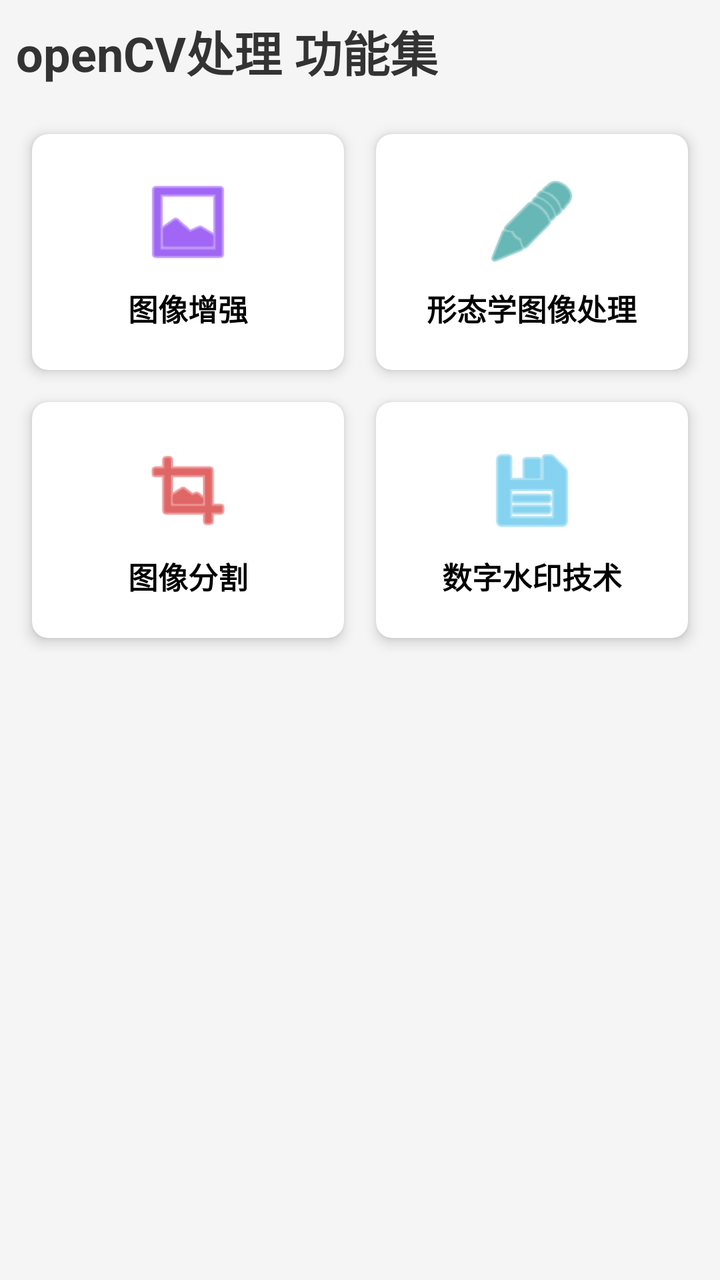
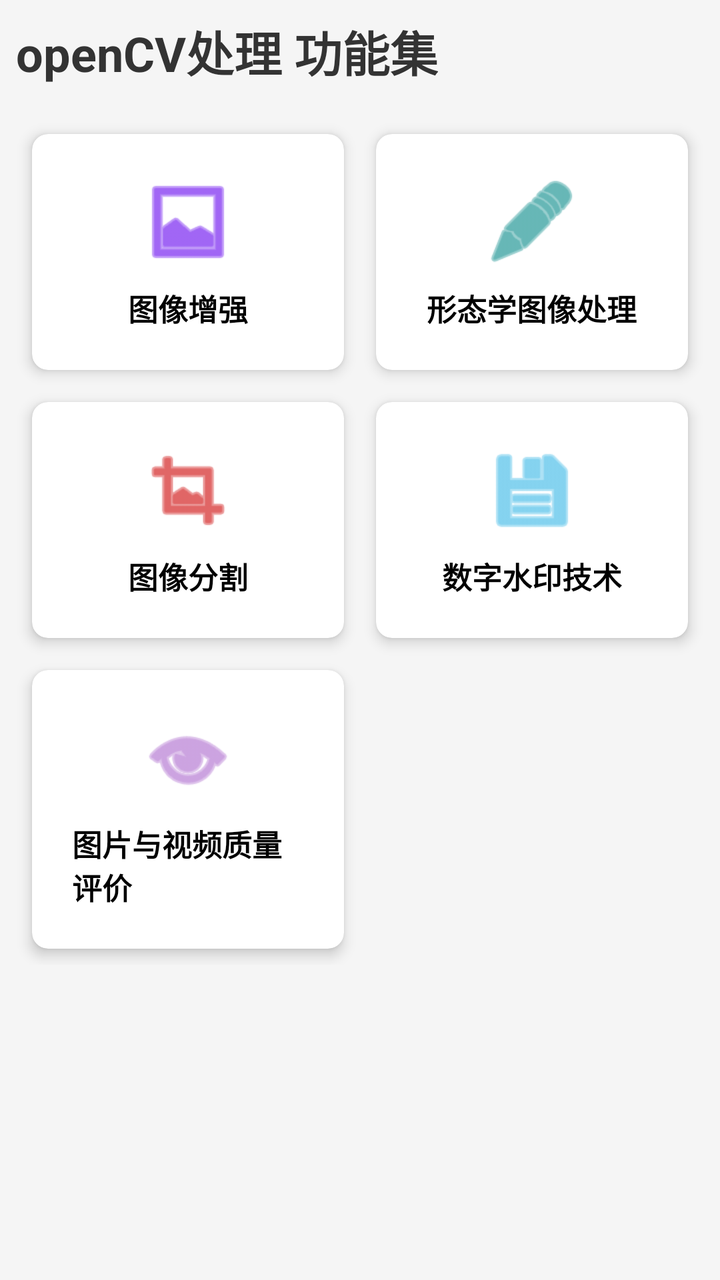

Compare the two renders of this Android layout. The source of the first and the diff that turns it into the second are given below.
<!-- AndroidManifest.xml: application theme Theme.OpencvProcessing -->
<!-- res/layout/fragment_main_layout.xml -->
<?xml version="1.0" encoding="utf-8"?>
<androidx.core.widget.NestedScrollView xmlns:android="http://schemas.android.com/apk/res/android"
    xmlns:app="http://schemas.android.com/apk/res-auto"
    xmlns:tools="http://schemas.android.com/tools"
    android:layout_width="match_parent"
    android:layout_height="match_parent"
    android:background="#F5F5F5">

    <androidx.constraintlayout.widget.ConstraintLayout
        android:layout_width="match_parent"
        android:layout_height="wrap_content"
        android:padding="8dp">

        <TextView
            android:id="@+id/tv_title"
            android:layout_width="wrap_content"
            android:layout_height="wrap_content"
            android:text="@string/main_title"
            android:textColor="#333333"
            android:textSize="24sp"
            android:textStyle="bold"
            app:layout_constraintStart_toStartOf="parent"
            app:layout_constraintTop_toTopOf="parent" />

        <GridLayout
            android:layout_width="match_parent"
            android:layout_height="wrap_content"
            android:layout_marginTop="16dp"
            android:columnCount="2"
            android:alignmentMode="alignMargins"
            android:columnOrderPreserved="false"
            app:layout_constraintTop_toBottomOf="@id/tv_title">

        
        
            <com.google.android.material.card.MaterialCardView
                android:layout_width="0dp"
                android:layout_height="wrap_content"
                android:layout_columnWeight="1"
                android:layout_margin="8dp"
                app:cardCornerRadius="8dp"
                app:cardElevation="4dp">

                <LinearLayout
                    android:id="@+id/btn_image_enhance"
                    android:layout_width="match_parent"
                    android:layout_height="match_parent"
                    android:gravity="center"
                    android:orientation="vertical"
                    android:padding="20dp"
                    android:clickable="true"
                    android:focusable="true"
                    android:background="?attr/selectableItemBackground">

                    <ImageView
                        android:layout_width="48dp"
                        android:layout_height="48dp"
                        android:src="@android:drawable/ic_menu_gallery"
                        android:contentDescription="@string/main_card_enhance_desc"
                        app:tint="@color/purple_500" />

                    <TextView
                        android:layout_width="wrap_content"
                        android:layout_height="wrap_content"
                        android:layout_marginTop="8dp"
                        android:text="@string/main_card_enhance"
                        android:textColor="#000000"
                        android:textSize="15sp"
                        android:textStyle="bold" />
                </LinearLayout>
            </com.google.android.material.card.MaterialCardView>

        
        
            <com.google.android.material.card.MaterialCardView
                android:layout_width="0dp"
                android:layout_height="wrap_content"
                android:layout_columnWeight="1"
                android:layout_margin="8dp"
                app:cardCornerRadius="8dp"
                app:cardElevation="4dp">

                <LinearLayout
                    android:id="@+id/btn_morphology"
                    android:layout_width="match_parent"
                    android:layout_height="match_parent"
                    android:gravity="center"
                    android:orientation="vertical"
                    android:padding="20dp"
                    android:clickable="true"
                    android:focusable="true"
                    android:background="?attr/selectableItemBackground">

                    <ImageView
                        android:layout_width="48dp"
                        android:layout_height="48dp"
                        android:src="@android:drawable/ic_menu_edit"
                        android:contentDescription="@string/main_card_morph_desc"
                        app:tint="@color/teal_700" />

                    <TextView
                        android:layout_width="wrap_content"
                        android:layout_height="wrap_content"
                        android:layout_marginTop="8dp"
                        android:text="@string/main_card_morph"
                        android:textColor="#000000"
                        android:textSize="15sp"
                        android:textStyle="bold" />
                </LinearLayout>
            </com.google.android.material.card.MaterialCardView>

        
        
            <com.google.android.material.card.MaterialCardView
                android:layout_width="0dp"
                android:layout_height="wrap_content"
                android:layout_columnWeight="1"
                android:layout_margin="8dp"
                app:cardCornerRadius="8dp"
                app:cardElevation="4dp">

                <LinearLayout
                    android:id="@+id/btn_segmentation"
                    android:layout_width="match_parent"
                    android:layout_height="match_parent"
                    android:gravity="center"
                    android:orientation="vertical"
                    android:padding="20dp"
                    android:clickable="true"
                    android:focusable="true"
                    android:background="?attr/selectableItemBackground">

                    <ImageView
                        android:layout_width="48dp"
                        android:layout_height="48dp"
                        android:src="@android:drawable/ic_menu_crop"
                        android:contentDescription="@string/main_card_segmentation_desc"
                        app:tint="@android:color/holo_red_dark" />

                    <TextView
                        android:layout_width="wrap_content"
                        android:layout_height="wrap_content"
                        android:layout_marginTop="8dp"
                        android:text="@string/main_card_segmentation"
                        android:textColor="#000000"
                        android:textSize="15sp"
                        android:textStyle="bold" />
                </LinearLayout>
            </com.google.android.material.card.MaterialCardView>

        
        
            <com.google.android.material.card.MaterialCardView
                android:layout_width="0dp"
                android:layout_height="wrap_content"
                android:layout_columnWeight="1"
                android:layout_margin="8dp"
                app:cardCornerRadius="8dp"
                app:cardElevation="4dp">

                <LinearLayout
                    android:id="@+id/btn_watermark"
                    android:layout_width="match_parent"
                    android:layout_height="match_parent"
                    android:gravity="center"
                    android:orientation="vertical"
                    android:padding="20dp"
                    android:clickable="true"
                    android:focusable="true"
                    android:background="?attr/selectableItemBackground">

                    <ImageView
                        android:layout_width="48dp"
                        android:layout_height="48dp"
                        android:src="@android:drawable/ic_menu_save"
                        android:contentDescription="@string/main_card_watermark_desc"
                        app:tint="@android:color/holo_blue_light" />

                    <TextView
                        android:layout_width="wrap_content"
                        android:layout_height="wrap_content"
                        android:layout_marginTop="8dp"
                        android:text="@string/main_card_watermark"
                        android:textColor="#000000"
                        android:textSize="15sp"
                        android:textStyle="bold" />
                </LinearLayout>
            </com.google.android.material.card.MaterialCardView>

        </GridLayout>

    </androidx.constraintlayout.widget.ConstraintLayout>
</androidx.core.widget.NestedScrollView>
<!-- resources referenced by this layout -->
<resources>
  <color name="purple_500">#FF6200EE</color>
  <color name="teal_700">#FF018786</color>
  <string name="main_card_enhance">图像增强</string>
  <string name="main_card_enhance_desc">图像增强</string>
  <string name="main_card_morph">形态学图像处理</string>
  <string name="main_card_morph_desc">形态学图像处理</string>
  <string name="main_card_segmentation">图像分割</string>
  <string name="main_card_segmentation_desc">图像分割</string>
  <string name="main_card_watermark">数字水印技术</string>
  <string name="main_card_watermark_desc">数字水印技术</string>
  <string name="main_title">openCV处理 功能集</string>
  <style name="Theme.OpencvProcessing" parent="Theme.MaterialComponents.DayNight.DarkActionBar">
          
          <item name="colorPrimary">@color/purple_500</item>
          <item name="colorPrimaryVariant">@color/purple_700</item>
          <item name="colorOnPrimary">@color/white</item>
          
          <item name="colorSecondary">@color/teal_200</item>
          <item name="colorSecondaryVariant">@color/teal_700</item>
          <item name="colorOnSecondary">@color/black</item>
          
          <item name="android:statusBarColor">?attr/colorPrimaryVariant</item>
          
      </style>
  <color name="purple_700">#FF3700B3</color>
  <color name="white">#FFFFFFFF</color>
  <color name="teal_200">#FF03DAC5</color>
  <color name="black">#FF000000</color>
</resources>

<!-- the commit's change to res/layout/fragment_main_layout.xml (unified diff, before → after) -->
@@ -187,6 +187,45 @@
                 </LinearLayout>
             </com.google.android.material.card.MaterialCardView>
 
+        
+        
+            <com.google.android.material.card.MaterialCardView
+                android:layout_width="0dp"
+                android:layout_height="wrap_content"
+                android:layout_columnWeight="1"
+                android:layout_margin="8dp"
+                app:cardCornerRadius="8dp"
+                app:cardElevation="4dp">
+
+                <LinearLayout
+                    android:id="@+id/btn_quality_eval"
+                    android:layout_width="match_parent"
+                    android:layout_height="match_parent"
+                    android:gravity="center"
+                    android:orientation="vertical"
+                    android:padding="20dp"
+                    android:clickable="true"
+                    android:focusable="true"
+                    android:background="?attr/selectableItemBackground">
+
+                    <ImageView
+                        android:layout_width="48dp"
+                        android:layout_height="48dp"
+                        android:src="@android:drawable/ic_menu_view"
+                        android:contentDescription="@string/main_card_qe_desc"
+                        app:tint="@android:color/holo_purple" />
+
+                    <TextView
+                        android:layout_width="wrap_content"
+                        android:layout_height="wrap_content"
+                        android:layout_marginTop="8dp"
+                        android:text="@string/main_card_qe"
+                        android:textColor="#000000"
+                        android:textSize="15sp"
+                        android:textStyle="bold" />
+                </LinearLayout>
+            </com.google.android.material.card.MaterialCardView>
+
         </GridLayout>
 
     </androidx.constraintlayout.widget.ConstraintLayout>
<!-- resource entries referenced after the edit -->
@@ -6,6 +6,8 @@
   <string name="main_card_enhance_desc">图像增强</string>
   <string name="main_card_morph">形态学图像处理</string>
   <string name="main_card_morph_desc">形态学图像处理</string>
+  <string name="main_card_qe">图片与视频质量评价</string>
+  <string name="main_card_qe_desc">图片与视频质量评价</string>
   <string name="main_card_segmentation">图像分割</string>
   <string name="main_card_segmentation_desc">图像分割</string>
   <string name="main_card_watermark">数字水印技术</string>
